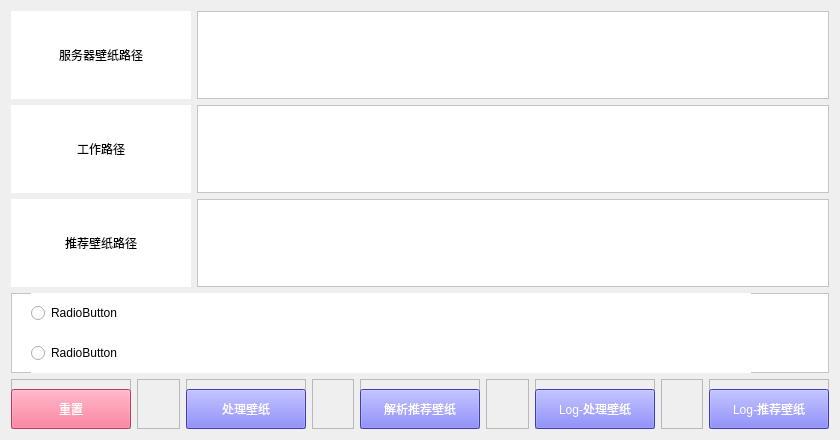
Above: lock_image_config/main_ui.ui from WanKaKa/MultipleLanguageUtils before the change. Below: the same form after it.
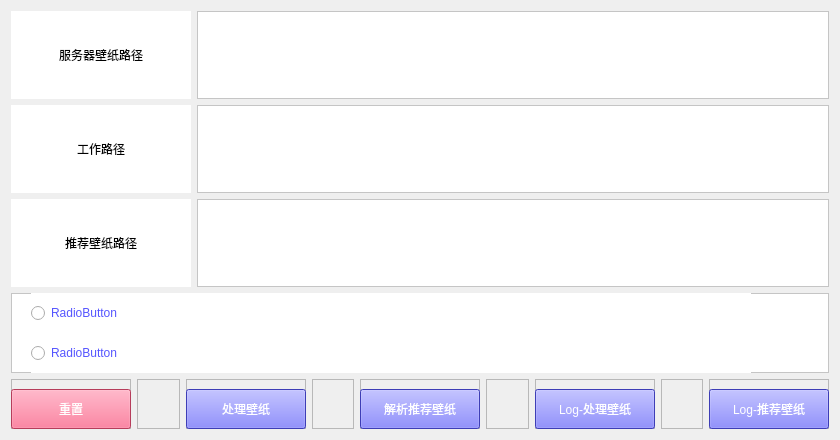
That is the form after the change.

Commit message: 修改壁纸脚本界面

```diff
--- a/lock_image_config/main_ui.ui
+++ b/lock_image_config/main_ui.ui
@@ -185,6 +185,10 @@
             <height>40</height>
            </rect>
           </property>
+          <property name="styleSheet">
+           <string notr="true">font: 12pt &quot;微软雅黑&quot;;
+color: rgb(85, 85, 255);</string>
+          </property>
           <property name="text">
            <string>RadioButton</string>
           </property>
@@ -198,6 +202,10 @@
             <height>40</height>
            </rect>
           </property>
+          <property name="styleSheet">
+           <string notr="true">font: 12pt &quot;微软雅黑&quot;;
+color: rgb(85, 85, 255);</string>
+          </property>
           <property name="text">
            <string>RadioButton</string>
           </property>
```
The commit also changes 1 other file.
